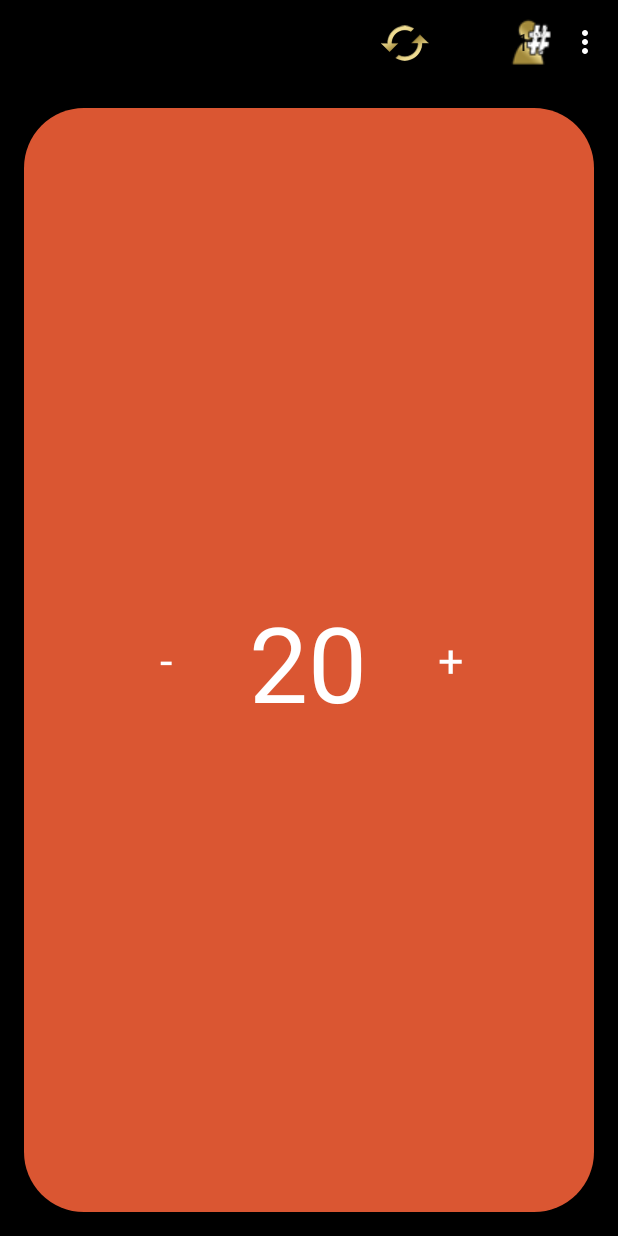
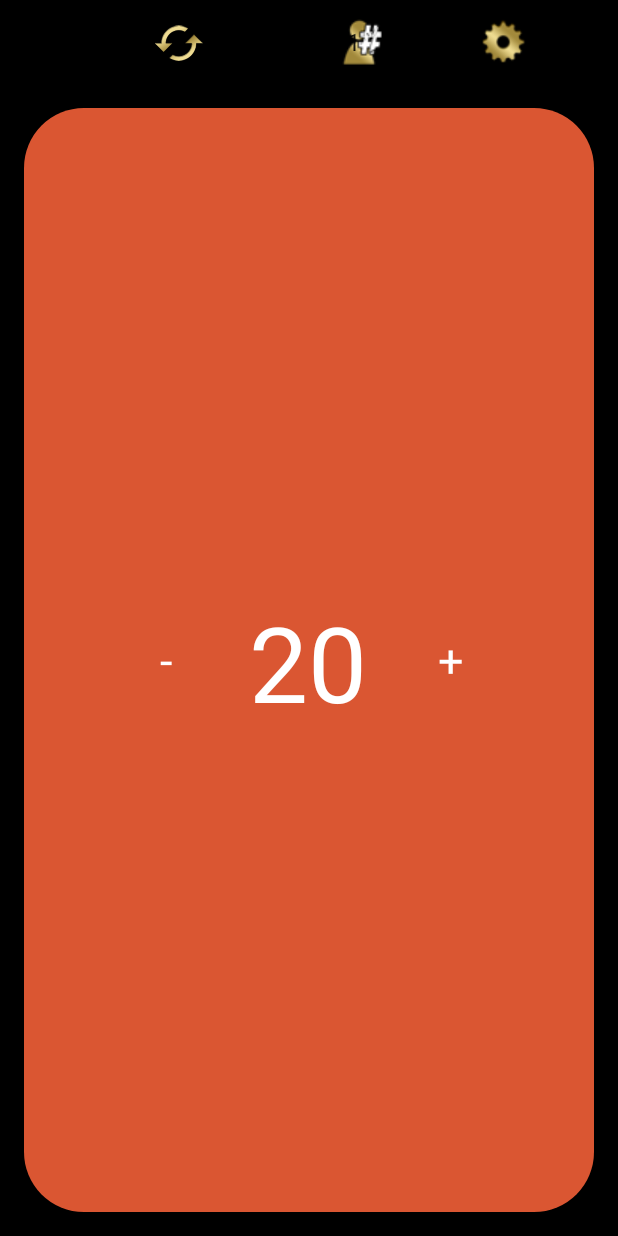
Before and after one commit to changwinstonr/Spindown, an Android app: the screen it shows after launch (MainActivity), on a phone screen of 412 x 824 dp. Run offline under Robolectric (Android 15) with nearby library versions, the phone set to English and light mode, and no system bars; 1 statement that could not run was skipped.

Commit message:
Changes: Overflow icon to avoid ugly dropdown view onclick.

```diff
--- a/app/src/main/res/layout/activity_one_player.xml
+++ b/app/src/main/res/layout/activity_one_player.xml
@@ -59,16 +59,5 @@
             android:layout_gravity="end|center_vertical"/>
 
     </LinearLayout>
-    <!--  <Button
-          android:layout_width="wrap_content"
-          android:layout_height="wrap_content"
-          android:text="Reset"
-          android:id="@+id/button"
-          android:layout_below="@+id/left"
-          android:layout_alignRight="@+id/right"
-          android:layout_alignEnd="@+id/right"
-          android:layout_marginRight="43dp"
-          android:layout_marginEnd="43dp"
-          android:layout_marginTop="50dp"/>-->
 
 </RelativeLayout>
--- a/app/src/main/res/menu/menu_layout.xml
+++ b/app/src/main/res/menu/menu_layout.xml
@@ -20,13 +20,14 @@
         spindown:showAsAction="always"
         spindown:actionViewClass="android.widget.Spinner"
         android:title="Players"
-        android:icon="@drawable/ic_players_gold"
+        android:icon="@drawable/ic_players_gold_36x"
         />
 
     <item
         android:id="@+id/settings"
-        spindown:showAsAction="never"
+        spindown:showAsAction="always"
         android:title="Settings"
+        android:icon="@drawable/ic_settings_gold_36x"
         />
 
 </menu>
--- a/app/src/main/res/values-v21/styles.xml
+++ b/app/src/main/res/values-v21/styles.xml
@@ -14,9 +14,9 @@
     </style>
 
     <style name="ActionButtonStyle" parent="@android:style/Widget.Holo.Light.ActionButton">
-        <item name="android:minWidth">0dip</item>
-        <item name="android:paddingStart">50dip</item>
-        <item name="android:paddingEnd">50dip</item>
+        <item name="android:minWidth">0dp</item>
+        <item name="android:paddingStart">0dp</item>
+        <item name="android:paddingEnd">175dp</item>
     </style>
 
 </resources>
--- a/app/src/main/res/values/styles.xml
+++ b/app/src/main/res/values/styles.xml
@@ -13,9 +13,9 @@
     </style>
 
     <style name="ActionButtonStyle" parent="@android:style/Widget.Holo.Light.ActionButton">
-        <item name="android:minWidth">0dip</item>
-        <item name="android:paddingLeft">50dip</item>
-        <item name="android:paddingRight">50dip</item>
+        <item name="android:minWidth">0dp</item>
+        <item name="android:paddingLeft">0dp</item>
+        <item name="android:paddingRight">0dp</item>
     </style>
 
 </resources>
```
Also changed, not shown: app/src/main/res/drawable/ic_settings_gold_36x.png (added).
